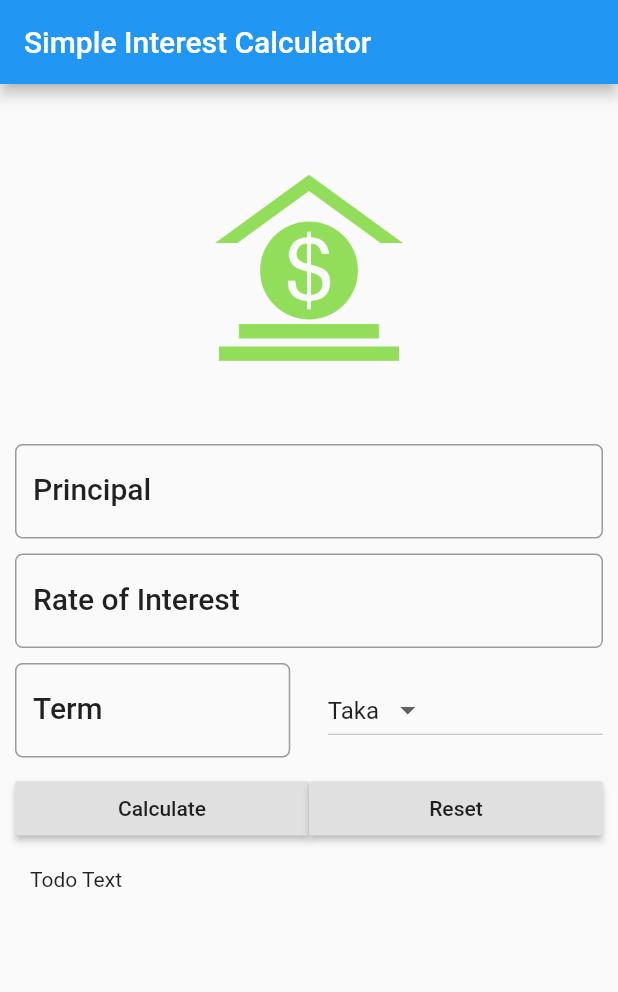
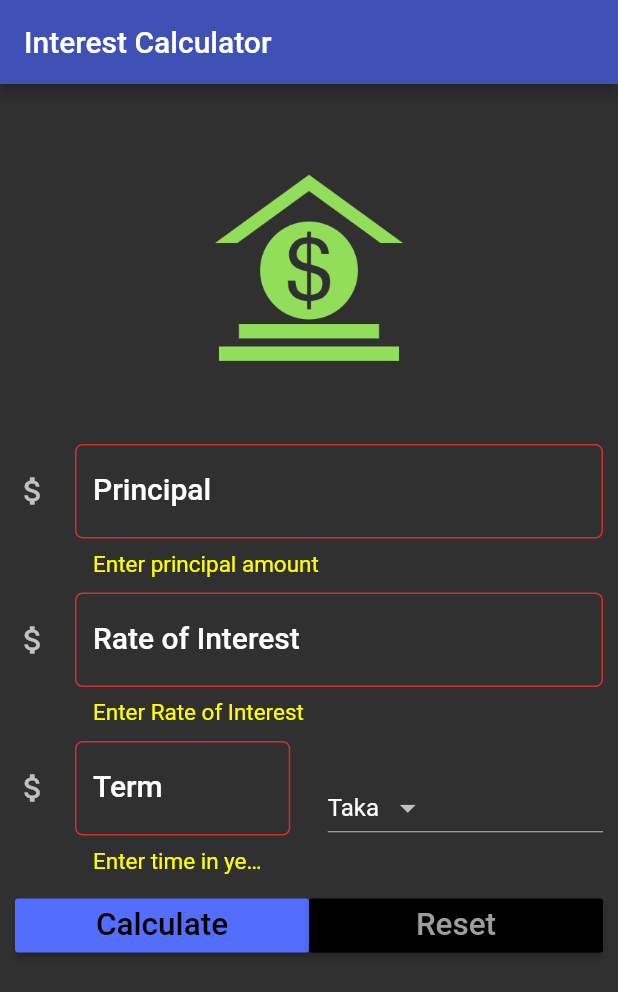
Before and after one commit to anupdey99/FlutterApp, a Flutter app: the screen it shows after launch, after a tap on "Calculate", on a phone screen of 412 x 824 dp. Shown: the top 992 px of the screen. Run offline on Flutter 3.47's test engine with Material 2 defaults, Android fonts, the phone set to English and light mode, and no system bars.

Commit message:
form added

```diff
--- a/lib/app_screens/SimpleInterestForm.dart
+++ b/lib/app_screens/SimpleInterestForm.dart
@@ -8,52 +8,96 @@ class SimpleInterestForm extends StatefulWidget {
 }
 
 class _SIFormState extends State<SimpleInterestForm> {
+  BuildContext buildContext;
+  final key = new GlobalKey<ScaffoldState>();
+  final _formKey = new GlobalKey<FormState>();
   final _minimunPadding = 5.0;
   var _currencies = ["Taka", "Doller", "Euro"];
-  var _currentSelectedItem = "Taka";
+  var _currentSelectedItem = '';
+  var _displayResult = "";
+  final FocusNode _principalFocus = new FocusNode();
+  final FocusNode _roiFocus = new FocusNode();
+  final FocusNode _termFocus = new FocusNode();
+  TextEditingController principalController = new TextEditingController();
+  TextEditingController roiController = new TextEditingController();
+  TextEditingController termController = new TextEditingController();
+
+  @override
+  void initState() {
+    super.initState();
+    _currentSelectedItem = _currencies[0];
+  }
 
   @override
   Widget build(BuildContext context) {
-
     TextStyle textStyle = Theme.of(context).textTheme.title;
-
+    TextStyle errorStyle =
+        TextStyle(color: Colors.yellowAccent, fontSize: 15.0);
+    buildContext = context;
     return Scaffold(
         //resizeToAvoidBottomPadding: false,
+        key: key,
         appBar: AppBar(
-        title: Text("Simple Interest Calculator"),
+          title: Text("Interest Calculator"),
         ),
         body: Container(
           margin: EdgeInsets.all(_minimunPadding * 2),
+          child: Form(
+            key: _formKey,
             child: ListView(
               children: <Widget>[
                 getImageAsset(),
                 Padding(
                   padding: EdgeInsets.only(
                       top: _minimunPadding, bottom: _minimunPadding),
-              child: TextField(
+                  child: TextFormField(
                     decoration: InputDecoration(
                       labelText: "Principal",
                       hintText: "Enter Principal e.g. 10000",
+                      icon: Icon(Icons.attach_money),
+                      fillColor: Colors.white,
                       labelStyle: textStyle,
+                      errorStyle: errorStyle,
                       border: OutlineInputBorder(
                           borderRadius: BorderRadius.circular(5.0)),
                     ),
+                    controller: principalController,
                     keyboardType: TextInputType.number,
+                    textInputAction: TextInputAction.next,
+                    focusNode: _principalFocus,
+                    onFieldSubmitted: (term) {
+                      _fieldFocusChange(context, _principalFocus, _roiFocus);
+                    },
+                    validator: (value) {
+                      return value.isEmpty ? "Enter principal amount" : null;
+                    },
                     style: textStyle,
                   ),
                 ),
                 Padding(
                   padding: EdgeInsets.only(
                       top: _minimunPadding, bottom: _minimunPadding),
-              child: TextField(
+                  child: TextFormField(
                     decoration: InputDecoration(
                       labelText: "Rate of Interest",
                       hintText: "In percent",
+                      icon: Icon(Icons.attach_money),
+                      fillColor: Colors.white,
                       labelStyle: textStyle,
+                      errorStyle: errorStyle,
                       border: OutlineInputBorder(
                           borderRadius: BorderRadius.circular(5.0)),
                     ),
+                    controller: roiController,
                     keyboardType: TextInputType.number,
+                    textInputAction: TextInputAction.next,
+                    focusNode: _roiFocus,
+                    onFieldSubmitted: (term) {
+                      _fieldFocusChange(context, _roiFocus, _termFocus);
+                    },
+                    validator: (value) {
+                      return value.isEmpty ? "Enter Rate of Interest" : null;
+                    },
                     style: textStyle,
                   ),
                 ),
@@ -63,15 +107,28 @@ class _SIFormState extends State<SimpleInterestForm> {
                   child: Row(
                     children: <Widget>[
                       Expanded(
-                    child: TextField(
+                        child: TextFormField(
                           decoration: InputDecoration(
                             labelText: "Term",
                             hintText: "Time in years",
+                            icon: Icon(Icons.attach_money),
+                            fillColor: Colors.white,
                             labelStyle: textStyle,
+                            errorStyle: errorStyle,
                             border: OutlineInputBorder(
                                 borderRadius: BorderRadius.circular(5.0)),
                           ),
+                          controller: termController,
                           keyboardType: TextInputType.number,
+                          textInputAction: TextInputAction.done,
+                          focusNode: _termFocus,
+                          onFieldSubmitted: (value) {
+                            _termFocus.unfocus();
+                            this._displayResult = _calculateTotalReturn();
+                          },
+                          validator: (value) {
+                            return value.isEmpty ? "Enter time in years" : null;
+                          },
                           style: textStyle,
                         ),
                       ),
@@ -102,16 +159,32 @@ class _SIFormState extends State<SimpleInterestForm> {
                     children: <Widget>[
                       Expanded(
                         child: RaisedButton(
-                        child: Text("Calculate"),
+                            color: Theme.of(context).accentColor,
+                            textColor: Theme.of(context).primaryColorDark,
+                            child: Text(
+                              "Calculate",
+                              textScaleFactor: 1.5,
+                            ),
                             onPressed: () {
                               debugPrint("Calculate button pressed");
+                              setState(() {
+                                this._displayResult = _calculateTotalReturn();
+                              });
                             }),
                       ),
                       Expanded(
                         child: RaisedButton(
-                        child: Text("Reset"),
+                            color: Theme.of(context).primaryColorDark,
+                            textColor: Theme.of(context).primaryColorLight,
+                            child: Text(
+                              "Reset",
+                              textScaleFactor: 1.5,
+                            ),
                             onPressed: () {
                               debugPrint("Reset button pressed");
+                              setState(() {
+                                _reset();
+                              });
                             }),
                       ),
                     ],
@@ -119,12 +192,15 @@ class _SIFormState extends State<SimpleInterestForm> {
                 ),
                 Padding(
                   padding: EdgeInsets.all(_minimunPadding * 2),
-              child: Text("Todo Text"),
+                  child: Text(
+                    this._displayResult,
+                    style: textStyle,
+                  ),
                 )
               ],
             ),
           ),
-    );
+        ));
   }
 
   Widget getImageAsset() {
@@ -142,4 +218,54 @@ class _SIFormState extends State<SimpleInterestForm> {
       this._currentSelectedItem = value;
     });
   }
+
+  String _calculateTotalReturn() {
+    if (!_formKey.currentState.validate()) {
+      debugPrint("Form data not valid!");
+      return "";
     }
+
+    // if (principalController.text.isEmpty) {
+    //   _showSnackBar(buildContext, "Enter principal anount");
+    //   return "";
+    // } else if (roiController.text.isEmpty) {
+    //   _showSnackBar(buildContext, "Enter rate of Interest");
+    //   return "";
+    // } else if (termController.text.isEmpty) {
+    //   _showSnackBar(buildContext, "Enter term in year");
+    //   return "";
+    // }
+    double principal = double.parse(
+        principalController.text.isNotEmpty ? principalController.text : "0");
+    double roi = double.parse(
+        roiController.text.isNotEmpty ? principalController.text : "0");
+    double term = double.parse(
+        termController.text.isNotEmpty ? principalController.text : "0");
+
+    double totalAmountPayable = principal + (principal * roi * term) / 100;
+
+    String result =
+        "After $term years, your investment will be worth $totalAmountPayable $_currentSelectedItem";
+
+    return result;
+  }
+
+  void _reset() {
+    principalController.text = '';
+    roiController.text = '';
+    termController.text = '';
+    _displayResult = '';
+    _currentSelectedItem = _currencies[0];
+  }
+
+  void _showSnackBar(BuildContext context, String msg) {
+    var snackBar = SnackBar(content: Text(msg));
+    key.currentState.showSnackBar(snackBar);
+  }
+
+  void _fieldFocusChange(
+      BuildContext context, FocusNode currentFocus, FocusNode nextFocus) {
+    currentFocus.unfocus();
+    FocusScope.of(context).requestFocus(nextFocus);
+  }
+}
--- a/lib/main.dart
+++ b/lib/main.dart
@@ -7,10 +7,19 @@ import 'package:flutter_app/app_screens/first_screen.dart';
 void main() => runApp(
     MaterialApp(
       debugShowCheckedModeBanner: false,
-      title: "Simple Interest Calculator",
+      title: "Interest Calculator",
       home: SimpleInterestForm(),
+      theme: ThemeData(
+        brightness: Brightness.dark,
+        primaryColor: Colors.indigo,
+        accentColor: Colors.indigoAccent
+      )
     )
 );
+
+
+
+// Test only
 
 class MainApp extends StatelessWidget {
   @override
```
Lines whose indentation alone changed are shown as unchanged.
